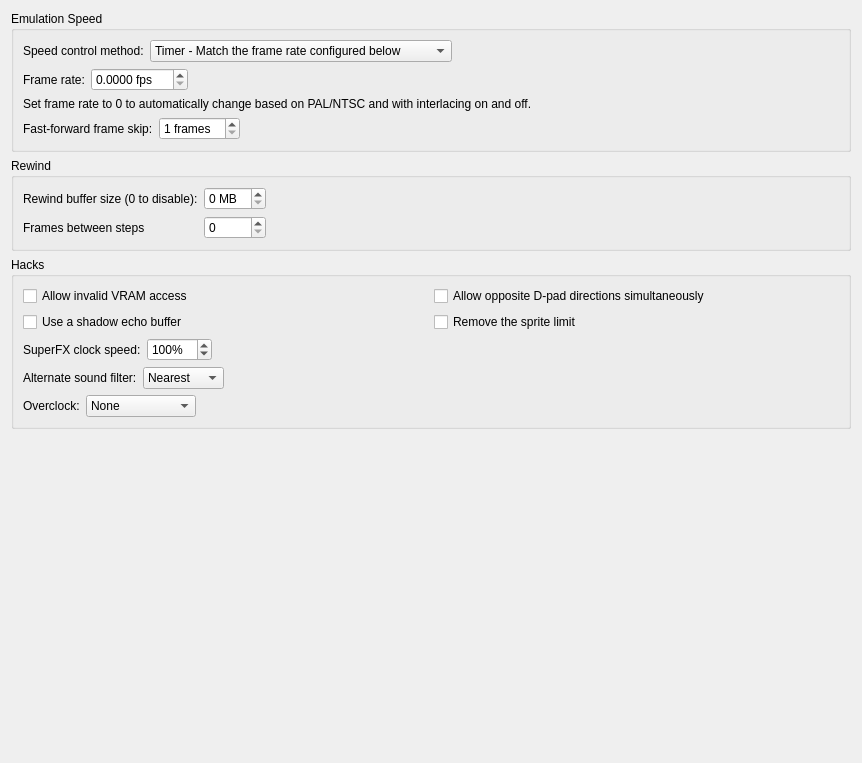
Qt form qt/src/EmulationPanel.ui (snes9xgit/snes9x) before a commit.
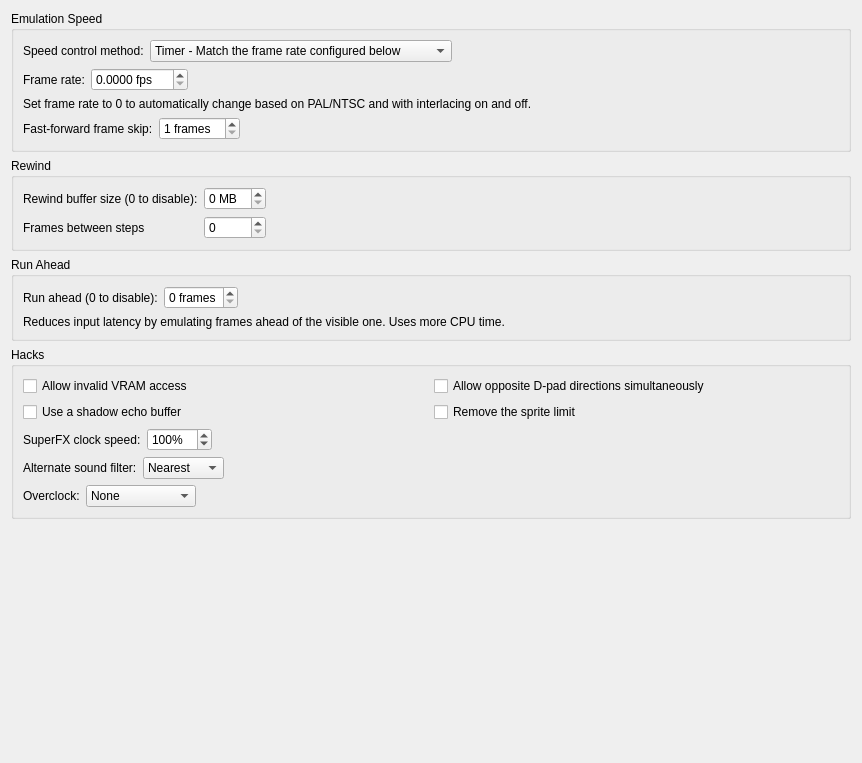
The same form after that commit.

Commit message: qt/gtk: add RunAhead option to the Linux GUIs

```diff
--- a/qt/src/EmulationPanel.ui
+++ b/qt/src/EmulationPanel.ui
@@ -230,6 +230,68 @@
      </layout>
     </widget>
    </item>
+   <item>
+    <widget class="QGroupBox" name="groupBox_4">
+     <property name="title">
+      <string>Run Ahead</string>
+     </property>
+     <layout class="QVBoxLayout" name="verticalLayout_5">
+      <item>
+       <layout class="QHBoxLayout" name="horizontalLayout_7">
+        <item>
+         <widget class="QLabel" name="label_10">
+          <property name="text">
+           <string>Run ahead (0 to disable):</string>
+          </property>
+         </widget>
+        </item>
+        <item>
+         <widget class="QSpinBox" name="spinBox_run_ahead_frames">
+          <property name="whatsThis">
+           <string>&lt;html&gt;&lt;head/&gt;&lt;body&gt;&lt;p&gt;Emulates the selected number of frames ahead of the displayed frame, so your input appears to take effect sooner. Reduces input latency at the cost of extra processing every frame.&lt;/p&gt;&lt;p&gt;One frame is safe for most games; higher values can cause glitches in games that poll input mid-frame.&lt;/p&gt;&lt;/body&gt;&lt;/html&gt;</string>
+          </property>
+          <property name="suffix">
+           <string> frames</string>
+          </property>
+          <property name="minimum">
+           <number>0</number>
+          </property>
+          <property name="maximum">
+           <number>4</number>
+          </property>
+         </widget>
+        </item>
+        <item>
+         <spacer name="horizontalSpacer_8">
+          <property name="orientation">
+           <enum>Qt::Horizontal</enum>
+          </property>
+          <property name="sizeHint" stdset="0">
+           <size>
+            <width>40</width>
+            <height>20</height>
+           </size>
+          </property>
+         </spacer>
+        </item>
+       </layout>
+      </item>
+      <item>
+       <widget class="QLabel" name="label_11">
+        <property name="text">
+         <string>Reduces input latency by emulating frames ahead of the visible one. Uses more CPU time.</string>
+        </property>
+        <property name="textFormat">
+         <enum>Qt::PlainText</enum>
+        </property>
+        <property name="wordWrap">
+         <bool>true</bool>
+        </property>
+       </widget>
+      </item>
+     </layout>
+    </widget>
+   </item>
    <item>
     <widget class="QGroupBox" name="groupBox_3">
      <property name="title">
```
The commit also changes 10 other files.
